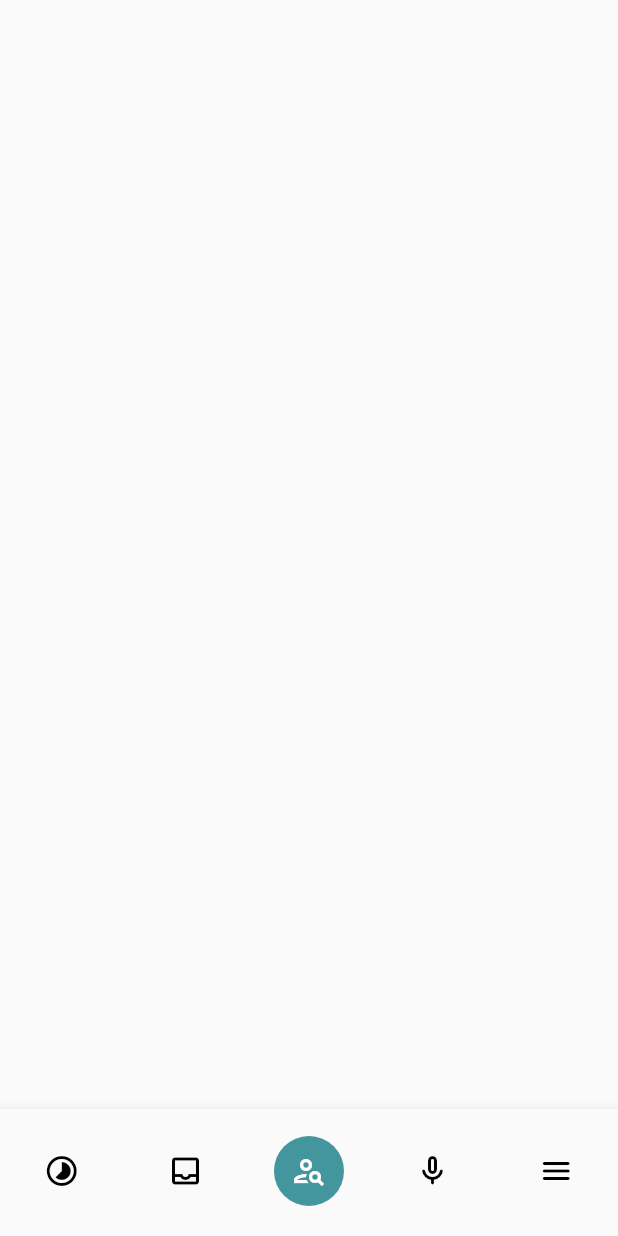
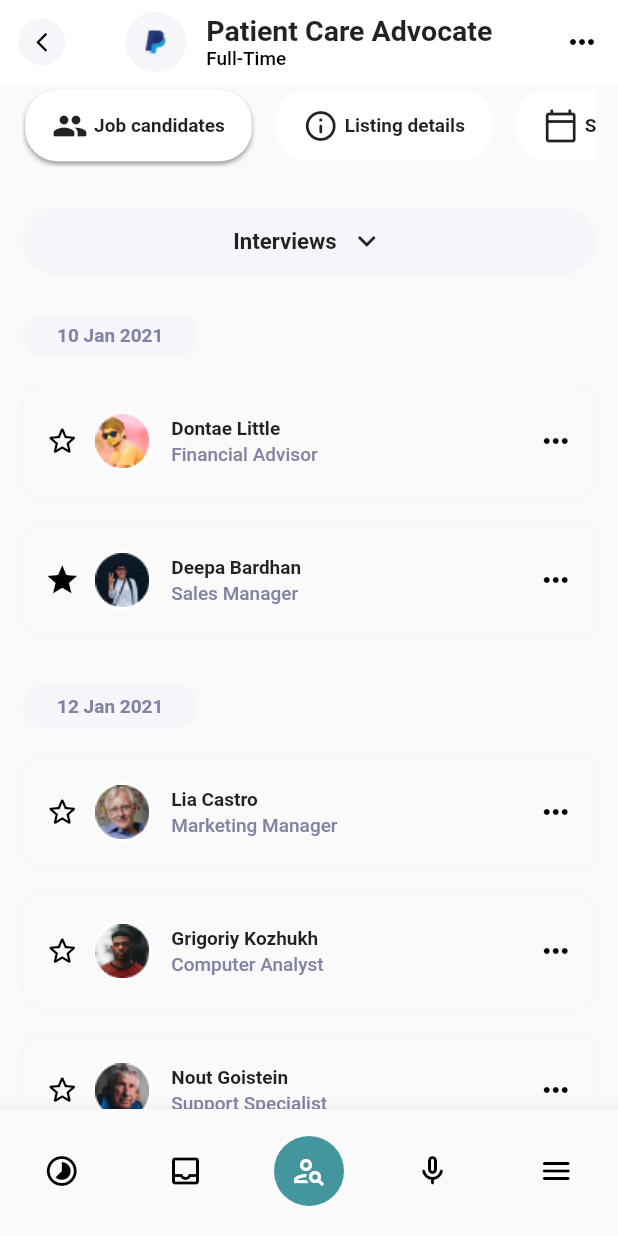
Before and after one commit to CoderNamedHendrick/mapfunde_test, a Flutter app: the screen it shows after launch, swiped to page 2, on a phone screen of 412 x 824 dp. Run offline on Flutter 3.47's test engine with Material 2 defaults, Android fonts, the phone set to English and light mode, and no system bars; our stand-ins replace fl_chart, flutter_svg.

Commit message:
feat: job management screen

```diff
--- /dev/null
+++ b/lib/components/candidate_section.dart
@@ -0,0 +1,150 @@
+import 'package:flutter/material.dart';
+import 'package:mapfunde_test/utils/app_colors.dart';
+import 'package:mapfunde_test/utils/size_config.dart';
+
+class CandidateSection extends StatelessWidget {
+  const CandidateSection({
+    Key? key,
+    required this.date,
+    this.candidates,
+  }) : super(key: key);
+  final String date;
+  final List<CandidateTile>? candidates;
+
+  @override
+  Widget build(BuildContext context) {
+    return Column(
+      crossAxisAlignment: CrossAxisAlignment.start,
+      children: [
+        Container(
+          padding: EdgeInsets.symmetric(
+            vertical: SizeConfig.height(7),
+            horizontal: SizeConfig.width(22),
+          ),
+          decoration: BoxDecoration(
+            color: AppColors.primaryWhite,
+            borderRadius: BorderRadius.all(
+              Radius.circular(
+                SizeConfig.width(18),
+              ),
+            ),
+          ),
+          child: Text(
+            date,
+            style: TextStyle(
+              fontSize: SizeConfig.textSize(12),
+              fontWeight: FontWeight.w700,
+              color: const Color(0xff8083a3),
+            ),
+          ),
+        ),
+        SizedBox(height: SizeConfig.height(10)),
+        ...?candidates,
+      ],
+    );
+  }
+}
+
+class CandidateTile extends StatefulWidget {
+  const CandidateTile({
+    Key? key,
+    required this.avatar,
+    required this.name,
+    required this.title,
+    this.isStarred = false,
+  }) : super(key: key);
+  final Widget avatar;
+  final String name;
+  final String title;
+  final bool isStarred;
+
+  @override
+  State<CandidateTile> createState() => _CandidateTileState();
+}
+
+class _CandidateTileState extends State<CandidateTile> {
+  late bool _isStarred;
+
+  @override
+  void initState() {
+    super.initState();
+    _isStarred = widget.isStarred;
+  }
+
+  @override
+  Widget build(BuildContext context) {
+    return GestureDetector(
+      onTap: () {
+        setState(() {
+          _isStarred = !_isStarred;
+        });
+      },
+      child: Container(
+        decoration: BoxDecoration(
+          border: Border.all(
+            color: AppColors.primaryWhite,
+          ),
+          borderRadius: BorderRadius.all(
+            Radius.circular(
+              SizeConfig.width(12),
+            ),
+          ),
+        ),
+        padding: EdgeInsets.symmetric(
+          vertical: SizeConfig.height(18),
+          horizontal: SizeConfig.width(13),
+        ),
+        margin: EdgeInsets.symmetric(vertical: SizeConfig.height(8)),
+        child: Row(
+          mainAxisAlignment: MainAxisAlignment.spaceBetween,
+          children: [
+            Row(
+              mainAxisSize: MainAxisSize.min,
+              children: [
+                _isStarred
+                    ? const Icon(
+                        Icons.star,
+                        color: Colors.black,
+                      )
+                    : const Icon(
+                        Icons.star_outline_rounded,
+                        color: Colors.black,
+                      ),
+                const SizedBox(width: 8),
+                CircleAvatar(
+                  backgroundColor: Colors.white,
+                  child: widget.avatar,
+                ),
+                SizedBox(width: SizeConfig.width(12)),
+                Column(
+                  crossAxisAlignment: CrossAxisAlignment.start,
+                  children: [
+                    Text(
+                      widget.name,
+                      style: TextStyle(
+                        fontWeight: FontWeight.w700,
+                        fontSize: SizeConfig.textSize(12),
+                      ),
+                    ),
+                    const SizedBox(height: 2),
+                    Text(
+                      widget.title,
+                      style: TextStyle(
+                          fontWeight: FontWeight.w500,
+                          fontSize: SizeConfig.textSize(12),
+                          color: const Color(0xff8083a3)),
+                    ),
+                  ],
+                ),
+              ],
+            ),
+            const Icon(
+              Icons.more_horiz,
+              color: Colors.black,
+            ),
+          ],
+        ),
+      ),
+    );
+  }
+}
--- /dev/null
+++ b/lib/components/custom_chip.dart
@@ -0,0 +1,55 @@
+import 'package:flutter/material.dart';
+import 'package:mapfunde_test/utils/size_config.dart';
+
+class CustomChip<T> extends StatelessWidget {
+  const CustomChip({
+    Key? key,
+    required this.chipContent,
+    this.groupValue,
+    required this.value,
+    this.onChanged,
+  }) : super(key: key);
+  final Widget chipContent;
+  final T? groupValue;
+  final T value;
+  final ValueChanged<T?>? onChanged;
+
+  bool get _isSelected => value == groupValue;
+
+  @override
+  Widget build(BuildContext context) {
+    return GestureDetector(
+      onTap: onChanged != null ? () => onChanged!(value) : null,
+      child: AnimatedContainer(
+        duration: const Duration(milliseconds: 300),
+        decoration: BoxDecoration(
+          borderRadius: BorderRadius.all(
+            Radius.circular(
+              SizeConfig.width(20),
+            ),
+          ),
+          color: Colors.white,
+          boxShadow: _isSelected
+              ? const [
+                  BoxShadow(
+                    color: Colors.black38,
+                    offset: Offset(0, 2),
+                    blurRadius: 2,
+                    spreadRadius: 0,
+                  ),
+                ]
+              : null,
+        ),
+        padding: EdgeInsets.symmetric(
+          vertical: SizeConfig.height(12),
+          horizontal: SizeConfig.width(17),
+        ),
+        margin: const EdgeInsets.symmetric(
+          vertical: 4,
+          horizontal: 2,
+        ),
+        child: chipContent,
+      ),
+    );
+  }
+}
--- /dev/null
+++ b/lib/view_widgets/option_chips.dart
@@ -0,0 +1,99 @@
+import 'package:flutter/material.dart';
+import 'package:mapfunde_test/components/custom_chip.dart';
+import 'package:mapfunde_test/utils/size_config.dart';
+
+enum Options {
+  jobCandidates,
+  listingDetails,
+  schedules,
+}
+
+class OptionChips extends StatefulWidget {
+  const OptionChips({Key? key}) : super(key: key);
+
+  @override
+  _OptionChipsState createState() => _OptionChipsState();
+}
+
+class _OptionChipsState extends State<OptionChips> {
+  var _groupValue = Options.jobCandidates;
+
+  @override
+  Widget build(BuildContext context) {
+    return SingleChildScrollView(
+      scrollDirection: Axis.horizontal,
+      child: Row(
+        children: [
+          CustomChip<Options>(
+            groupValue: _groupValue,
+            chipContent: Row(
+              children: [
+                const Icon(Icons.people_rounded),
+                const SizedBox(width: 4),
+                Text(
+                  'Job candidates',
+                  style: TextStyle(
+                    fontSize: SizeConfig.textSize(12),
+                    fontWeight: FontWeight.w700,
+                  ),
+                )
+              ],
+            ),
+            value: Options.jobCandidates,
+            onChanged: (value) => setState(() {
+              if (value != null) {
+                _groupValue = value;
+              }
+            }),
+          ),
+          const SizedBox(width: 12),
+          CustomChip<Options>(
+            groupValue: _groupValue,
+            chipContent: Row(
+              children: [
+                const Icon(Icons.info_outline_rounded),
+                const SizedBox(width: 4),
+                Text(
+                  'Listing details',
+                  style: TextStyle(
+                    fontSize: SizeConfig.textSize(12),
+                    fontWeight: FontWeight.w700,
+                  ),
+                )
+              ],
+            ),
+            value: Options.listingDetails,
+            onChanged: (value) => setState(() {
+              if (value != null) {
+                _groupValue = value;
+              }
+            }),
+          ),
+          const SizedBox(width: 12),
+          CustomChip<Options>(
+            groupValue: _groupValue,
+            chipContent: Row(
+              children: [
+                const Icon(Icons.calendar_today_outlined),
+                const SizedBox(width: 4),
+                Text(
+                  'Schedule',
+                  style: TextStyle(
+                    fontSize: SizeConfig.textSize(12),
+                    fontWeight: FontWeight.w700,
+                  ),
+                )
+              ],
+            ),
+            value: Options.schedules,
+            onChanged: (value) => setState(() {
+              if (value != null) {
+                _groupValue = value;
+              }
+            }),
+          ),
+        ],
+      ),
+    );
+  }
+}
--- a/lib/views/inbox.dart
+++ b/lib/views/inbox.dart
@@ -1,10 +1,134 @@
 import 'package:flutter/material.dart';
+import 'package:mapfunde_test/components/app_back_button.dart';
+import 'package:mapfunde_test/components/candidate_section.dart';
+import 'package:mapfunde_test/components/custom_chip.dart';
+import 'package:mapfunde_test/utils/app_colors.dart';
+import 'package:mapfunde_test/utils/size_config.dart';
+import 'package:mapfunde_test/view_widgets/option_chips.dart';
 
 class InboxScreen extends StatelessWidget {
   const InboxScreen({Key? key}) : super(key: key);
 
   @override
   Widget build(BuildContext context) {
-    return Scaffold();
+    return Scaffold(
+      appBar: AppBar(
+        leading: const AppBackButton(),
+        title: Row(
+          mainAxisSize: MainAxisSize.min,
+          children: [
+            CircleAvatar(
+              backgroundColor: AppColors.primaryWhite,
+              child: Image.asset('assets/company_icons/paypal.png'),
+            ),
+            SizedBox(width: SizeConfig.width(13)),
+            Column(
+              crossAxisAlignment: CrossAxisAlignment.start,
+              children: [
+                Text(
+                  'Patient Care Advocate',
+                  style: Theme.of(context).textTheme.headline6,
+                ),
+                Text(
+                  'Full-Time',
+                  style: TextStyle(
+                    fontSize: SizeConfig.textSize(12),
+                    fontWeight: FontWeight.w500,
+                    color: Colors.black,
+                  ),
+                ),
+              ],
+            ),
+          ],
+        ),
+        actions: [
+          IconButton(
+            onPressed: () {},
+            icon: const Icon(
+              Icons.more_horiz,
+              color: Colors.black,
+            ),
+          ),
+        ],
+      ),
+      body: SingleChildScrollView(
+        child: Padding(
+          padding: EdgeInsets.symmetric(
+            horizontal: SizeConfig.width(14),
+          ),
+          child: Column(
+            children: [
+              const OptionChips(),
+              SizedBox(height: SizeConfig.height(26)),
+              MaterialButton(
+                onPressed: () {},
+                color: AppColors.primaryWhite,
+                elevation: 0,
+                shape: RoundedRectangleBorder(
+                  borderRadius: BorderRadius.all(
+                    Radius.circular(SizeConfig.width(23)),
+                  ),
+                ),
+                height: SizeConfig.height(46),
+                child: Row(
+                  mainAxisAlignment: MainAxisAlignment.center,
+                  children: [
+                    Text(
+                      'Interviews',
+                      style: TextStyle(
+                        fontSize: SizeConfig.textSize(14),
+                        fontWeight: FontWeight.w700,
+                      ),
+                    ),
+                    const SizedBox(width: 8),
+                    const Icon(Icons.keyboard_arrow_down),
+                  ],
+                ),
+              ),
+              SizedBox(
+                height: SizeConfig.height(25),
+              ),
+              CandidateSection(
+                date: '10 Jan 2021',
+                candidates: [
+                  CandidateTile(
+                    avatar: Image.asset('assets/avatars/avatar2.png'),
+                    name: 'Dontae Little',
+                    title: 'Financial Advisor',
+                  ),
+                  CandidateTile(
+                    avatar: Image.asset('assets/avatars/avatar3.png'),
+                    name: 'Deepa Bardhan',
+                    title: 'Sales Manager',
+                    isStarred: true,
+                  ),
+                ],
+              ),
+              SizedBox(height: SizeConfig.height(24)),
+              CandidateSection(
+                date: '12 Jan 2021',
+                candidates: [
+                  CandidateTile(
+                    avatar: Image.asset('assets/avatars/avatar4.png'),
+                    name: 'Lia Castro',
+                    title: 'Marketing Manager',
+                  ),
+                  CandidateTile(
+                    avatar: Image.asset('assets/avatars/avatar5.png'),
+                    name: 'Grigoriy Kozhukh',
+                    title: 'Computer Analyst',
+                  ),
+                  CandidateTile(
+                    avatar: Image.asset('assets/avatars/avatar6.png'),
+                    name: 'Nout Goistein',
+                    title: 'Support Specialist',
+                  ),
+                ],
+              ),
+            ],
+          ),
+        ),
+      ),
+    );
   }
 }
```
Also changed, not shown: assets/avatars/avatar2.png (added), assets/avatars/avatar3.png (added), assets/avatars/avatar4.png (added), assets/avatars/avatar5.png (added), assets/avatars/avatar6.png (added).
